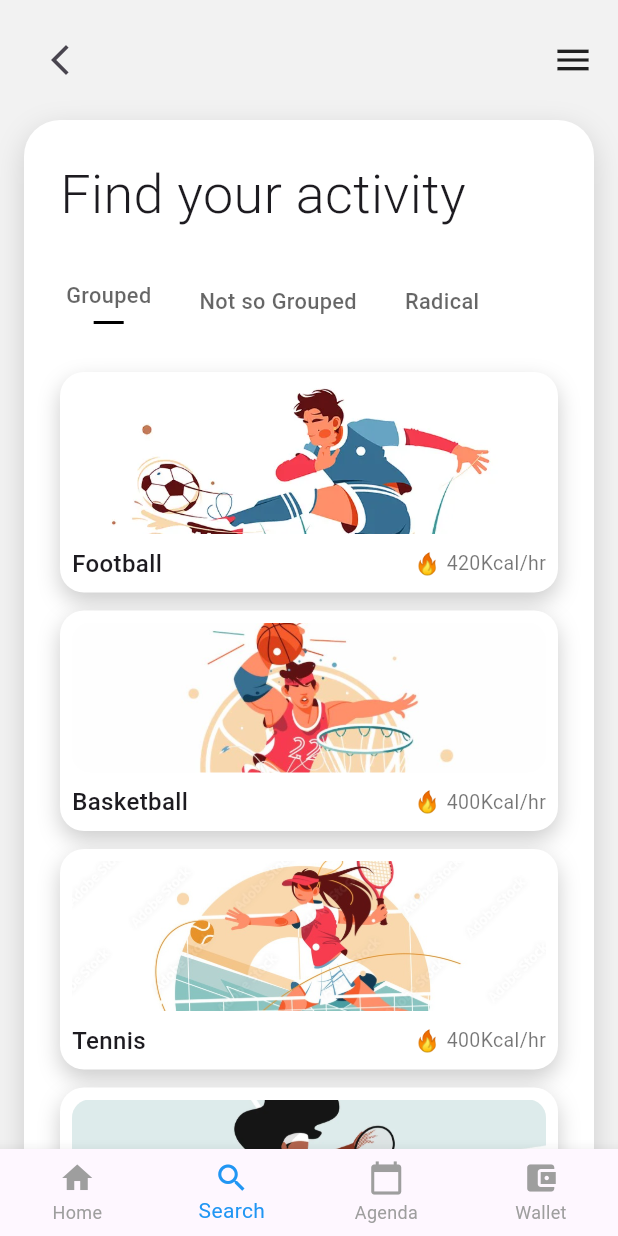
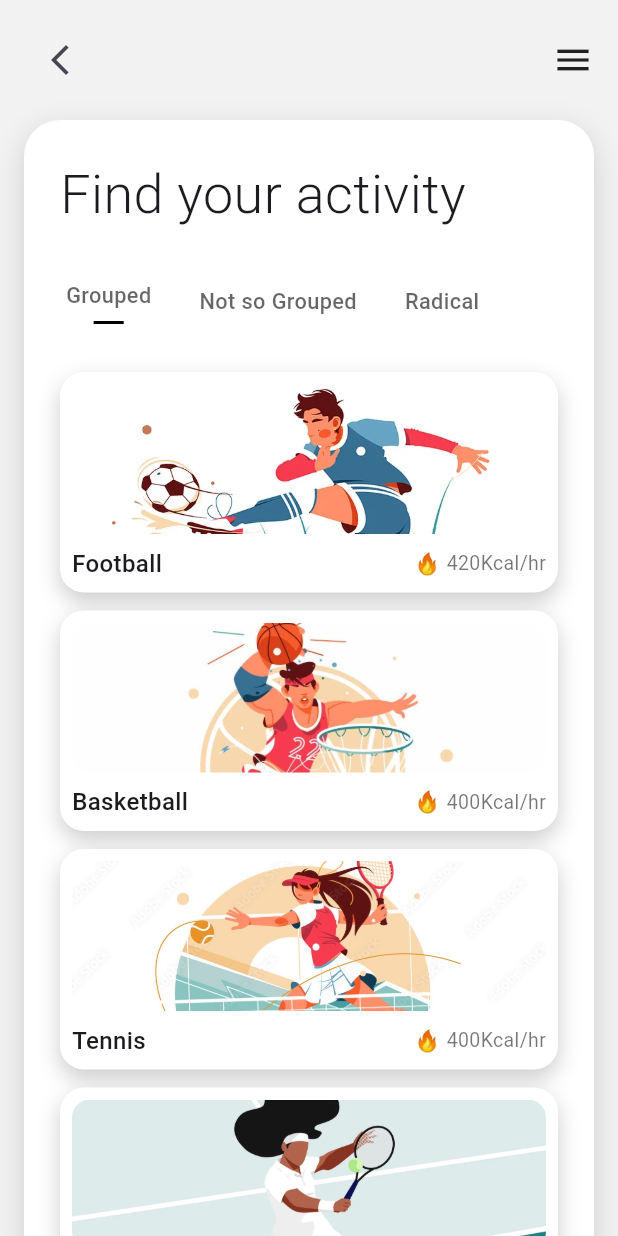
Before and after one commit to luisfilipe89/move_young, a Flutter app: the screen it shows after launch, after a tap on "Check for fields", on a phone screen of 412 x 824 dp. Run offline on Flutter 3.47's test engine with Material 3 defaults, Android fonts, the phone set to English and light mode, and no system bars; our stand-ins replace cached_network_image, geolocator, google_maps_flutter, share_plus, shared_preferences; Roboto replaces fonts that are missing (Poppins).

Commit message:
before_costumizing_agenda_screen

```diff
--- a/lib/main.dart
+++ b/lib/main.dart
@@ -1,5 +1,5 @@
 import 'package:flutter/material.dart';
-import 'package:move_young/screens/home/home_screen.dart';
+import 'package:move_young/screens/main_scaffold.dart';
 
 void main() async {
   WidgetsFlutterBinding.ensureInitialized();
@@ -18,7 +18,7 @@ class MoveYoungApp extends StatelessWidget {
         fontFamily: 'Poppins',
         scaffoldBackgroundColor: Colors.white,
       ),
-      home: const HomeScreenNew(), // ← ensure this is your real entry screen
+      home: const MainScaffold(), // ← ensure this is your real entry screen
     );
   }
 }
--- a/lib/screens/activities/activities_screen.dart
+++ b/lib/screens/activities/activities_screen.dart
@@ -273,12 +273,7 @@ class _ActivitiesScreenState extends State<ActivitiesScreen> {
           ],
         ),
       ),
-      bottomNavigationBar: CustomBottomNavBar(
-        currentIndex: 1,
-        onTap: (index) {
-          // Optional navigation
-        },
-      ),
+
     );
   }
 }
--- a/lib/screens/home/home_screen.dart
+++ b/lib/screens/home/home_screen.dart
@@ -196,9 +196,15 @@ class _HomeScreenNewState extends State<HomeScreenNew> {
                           height:240,
                           child: ListView.builder(
                             itemCount: events.length,
+                            shrinkWrap: true,
+                            physics: const BouncingScrollPhysics(),
                             itemBuilder: (context, index) {
                               final event = events[index];
-                            return ListTile(
+
+                              return Column(
+                                children: [
+                                  ListTile(
+                                    contentPadding: const EdgeInsets.symmetric(horizontal: 12, vertical: 4),
                                     leading: const Icon(Icons.event, color: Colors.black),
                                     title: Text(
                                       event.title,
@@ -206,38 +212,95 @@ class _HomeScreenNewState extends State<HomeScreenNew> {
                                       maxLines: 1,
                                       overflow: TextOverflow.ellipsis,
                                     ),
-                              subtitle: Column(
+                                    subtitle: Padding(
+                                      padding: const EdgeInsets.only(top: 4),
+                                      child: Column(
                                         crossAxisAlignment: CrossAxisAlignment.start,
                                         children: [
-                                  Text(event.dateTime, style: const TextStyle(fontSize: 13), maxLines: 1, overflow: TextOverflow.ellipsis),
-                                    Text(event.targetGroup, style: const TextStyle(fontSize: 13), maxLines: 1, overflow: TextOverflow.ellipsis),
-                                    Text(event.location, style: const TextStyle(fontSize: 13, color: Colors.black87), maxLines: 1, overflow: TextOverflow.ellipsis),
-                                    Text("Prijs: ${event.cost}", style: TextStyle(fontSize: 13, color: Colors.grey[700]), maxLines:1, overflow: TextOverflow.ellipsis),
+                                          Row(
+                                            children: [
+                                              const Icon(Icons.access_time, size: 14, color: Colors.grey),
+                                              const SizedBox(width: 4),
+                                              Expanded(
+                                                child: Text(
+                                                  event.dateTime,
+                                                  style: const TextStyle(fontSize: 13),
+                                                  maxLines: 1,
+                                                  overflow: TextOverflow.ellipsis,
+                                                ),
+                                              ),
                                             ],
+                                          ),
+                                          Row(
+                                            children: [
+                                              const Icon(Icons.group, size: 14, color: Colors.grey),
+                                              const SizedBox(width: 4),
+                                              Expanded(
+                                                child: Text(
+                                                  event.targetGroup,
+                                                  style: const TextStyle(fontSize: 13),
+                                                  maxLines: 1,
+                                                  overflow: TextOverflow.ellipsis,
+                                                ),
+                                              ),
+                                            ],
+                                          ),
+                                          Row(
+                                            children: [
+                                              const Icon(Icons.location_on, size: 14, color: Colors.grey),
+                                              const SizedBox(width: 4),
+                                              Expanded(
+                                                child: Text(
+                                                  event.location,
+                                                  style: const TextStyle(fontSize: 13, color: Colors.black87),
+                                                  maxLines: 1,
+                                                  overflow: TextOverflow.ellipsis,
+                                                ),
+                                              ),
+                                            ],
+                                          ),
+                                          Row(
+                                            children: [
+                                              const Icon(Icons.euro, size: 14, color: Colors.grey),
+                                              const SizedBox(width: 4),
+                                              Expanded(
+                                                child: Text(
+                                                  event.cost,
+                                                  style: TextStyle(fontSize: 13, color: Colors.grey[700]),
+                                                  maxLines: 1,
+                                                  overflow: TextOverflow.ellipsis,
+                                                ),
+                                              ),
+                                            ],
+                                          ),
+                                        ],
+                                      ),
                                     ),
                                     trailing: const Icon(Icons.chevron_right),
                                     onTap: () {
                                       // TODO: Navigate to full event detail screen if desired
                                     },
+                                  ),
+                                  if (index != events.length - 1)
+                                    const Padding(
+                                      padding: EdgeInsets.symmetric(horizontal: 12),
+                                      child: Divider(height: 1, color: Colors.grey),
+                                    ),
+                                ],
                               );
                             },
+                          ), // end Column (Upcoming Events Tile)
+                        ),
+                        const SizedBox(height: 30), // end Container (Upcoming Events Tile)
+                      ],
+                    ), // end main Column
+                  ),
+                  const SizedBox(height:30),
+                ],   // end main Container
+              ), // end Padding
             ),
           ),
-                      const SizedBox(height: 30),
-                    ],
-                  ), // end Column (Upcoming Events Tile)
-                ), // end Container (Upcoming Events Tile)
-              ],
-            ), // end main Column
-          ), // end main Container
-        ), // end Padding
-      ), // end SingleChildScrollView
-      bottomNavigationBar: CustomBottomNavBar(
-        currentIndex: 0,
-        onTap: (index) {
-          // Handle navigation
-        },
-      ),
+        ),      // end SingleChildScrollView
       );
     }
   }
--- a/lib/screens/main_scaffold.dart
+++ b/lib/screens/main_scaffold.dart
@@ -1,6 +1,7 @@
 import 'package:flutter/material.dart';
 import 'package:move_young/screens/home/home_screen.dart';
 import 'package:move_young/screens/activities/activities_screen.dart';
+import 'package:move_young/screens/agenda/agenda_screen.dart';
 import 'package:move_young/widgets/custom_bottom_nav_bar.dart';
 
 class MainScaffold extends StatefulWidget {
@@ -16,6 +17,8 @@ class _MainScaffoldState extends State<MainScaffold> {
   final List<Widget> _screens = [
     const HomeScreenNew(),
     const ActivitiesScreen(),
+    const AgendaScreen(),
+    const Placeholder(),
   ];
 
   @override
@@ -25,8 +28,10 @@ class _MainScaffoldState extends State<MainScaffold> {
       bottomNavigationBar: CustomBottomNavBar(
         currentIndex: _currentIndex,
         onTap: (index) {
-          setState(() => _currentIndex = index);
-          },
+          setState(() {
+            _currentIndex = index;
+          });
+        },
       ),
     );
   }
```
Also changed, not shown: lib/screens/agenda/agenda_screen.dart (added, +97 -0 lines). Lines whose indentation alone changed are shown as unchanged.
